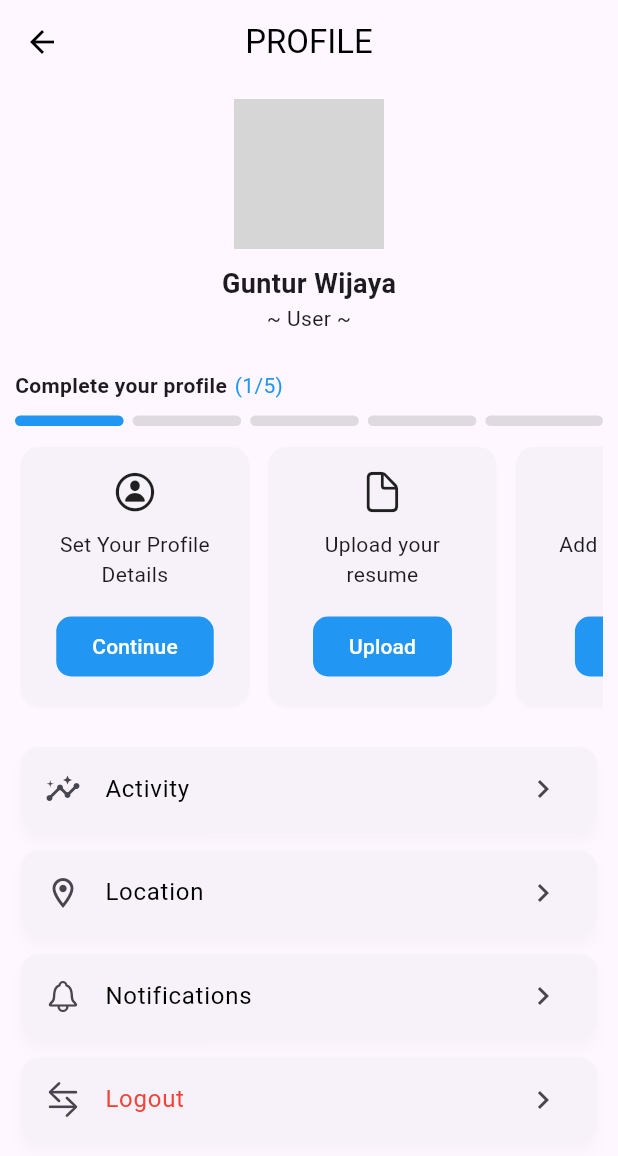
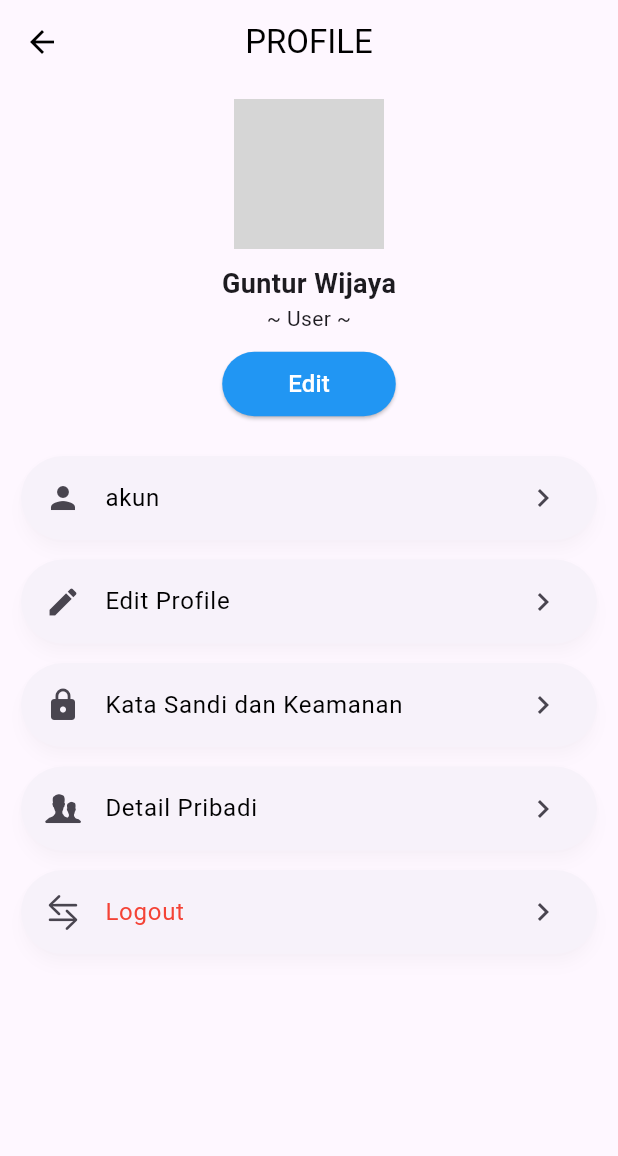
Before and after one commit to gunturwijayaa/werehouse, a Flutter app: the RootApp screen opened directly, on a phone screen of 412 x 824 dp. Shown: the top 1156 px of the screen. Run offline on Flutter 3.47's test engine with Material 3 defaults, Android fonts, the phone set to English and light mode, and no system bars; our stand-ins replace google_fonts, image_picker; missing offline and left inert: mysql1, qr_code_scanner; network calls fail; grey boxes are pictures that could not be loaded.

Commit message:
fitur profile : perubahan dan penambahan pada button akun, edit profile, keamanan , detail pribadi.

```diff
--- a/lib/dashboard/homepage/profile.dart
+++ b/lib/dashboard/homepage/profile.dart
@@ -28,6 +28,29 @@ class _RootAppState extends State<RootApp> {
 
   @override
   Widget build(BuildContext context) {
+    List<CustomListTile> customListTiles = [
+      CustomListTile(
+        icon: Icons.person,
+        title: "akun",
+      ),
+      CustomListTile(
+        icon: Icons.edit,
+        title: "Edit Profile",
+      ),
+      CustomListTile(
+        icon: Icons.lock,
+        title: "Kata Sandi dan Keamanan",
+      ),
+      CustomListTile(
+        title: "Detail Pribadi",
+        icon: CupertinoIcons.person_2_alt,
+      ),
+      CustomListTile(
+        title: "Logout",
+        icon: CupertinoIcons.arrow_right_arrow_left,
+      ),
+    ];
+
     return Scaffold(
       appBar: AppBar(
         automaticallyImplyLeading: true,
@@ -45,7 +68,9 @@ class _RootAppState extends State<RootApp> {
             children: [
               Stack(
                 children: [
-                  CircleAvatar(
+                  GestureDetector(
+                    onTap: _getImage,
+                    child: CircleAvatar(
                       radius: 50,
                       backgroundColor: Colors.white,
                       backgroundImage: _image != null
@@ -54,14 +79,17 @@ class _RootAppState extends State<RootApp> {
                               "https://www.pngall.com/wp-content/uploads/5/Profile-PNG-Images.png",
                             ),
                     ),
+                  ),
                   Positioned(
                     bottom: 5,
                     right: -2,
                     child: Stack(
                       children: [
                         Container(
-        width: 29, // menyesuaikan dengan lebar icon dan outline
-        height: 29, // menyesuaikan dengan tinggi icon dan outline
+                          width:
+                              29, // menyesuaikan dengan lebar icon dan outline
+                          height:
+                              29, // menyesuaikan dengan tinggi icon dan outline
                           decoration: BoxDecoration(
                             shape: BoxShape.circle,
                             color: Colors.blue,
@@ -97,7 +125,6 @@ class _RootAppState extends State<RootApp> {
                       ],
                     ),
                   ),
-
                 ],
               ),
               SizedBox(height: 10),
@@ -108,97 +135,30 @@ class _RootAppState extends State<RootApp> {
                   fontWeight: FontWeight.bold,
                 ),
               ),
-              Text("~ User ~")
-            ],
+              Text("~ User ~"),
+              SizedBox(height: 10),
+              ElevatedButton(
+                onPressed: () {
+                  // Tambahkan fungsi onPressed sesuai kebutuhan
+                },
+                style: ElevatedButton.styleFrom(
+                  backgroundColor: Colors.blue, // Warna latar belakang tombol
+                  shape: RoundedRectangleBorder(
+                    borderRadius: BorderRadius.circular(30), // Mengatur border radius
                   ),
-          const SizedBox(height: 25),
-          Row(
-            children: const [
-              Padding(
-                padding: EdgeInsets.only(right: 5),
+                ),
+                child: Padding(
+                  padding: const EdgeInsets.symmetric(horizontal: 20, vertical: 10),
                   child: Text(
-                  "Complete your profile",
+                    "Edit", // Teks pada tombol
                     style: TextStyle(
-                    fontWeight: FontWeight.bold,
+                      color: Colors.white, // Warna teks
+                      fontSize: 16, // Ukuran teks
                     ),
                   ),
                 ),
-              Text(
-                "(1/5)",
-                style: TextStyle(
-                  color: Colors.blue,
               ),
-              )
             ],
-          ),
-          const SizedBox(height: 10),
-          Row(
-            children: List.generate(5, (index) {
-              return Expanded(
-                child: Container(
-                  height: 7,
-                  margin: EdgeInsets.only(right: index == 4 ? 0 : 6),
-                  decoration: BoxDecoration(
-                    borderRadius: BorderRadius.circular(10),
-                    color: index == 0 ? Colors.blue : Colors.black12,
-                  ),
-                ),
-              );
-            }),
-          ),
-          const SizedBox(height: 10),
-          SizedBox(
-            height: 180,
-            child: ListView.separated(
-              physics: const BouncingScrollPhysics(),
-              scrollDirection: Axis.horizontal,
-              itemBuilder: (context, index) {
-                final card = profileCompletionCards[index];
-                return SizedBox(
-                  width: 160,
-                  child: Card(
-                    shadowColor: Colors.black12,
-                    child: Padding(
-                      padding: const EdgeInsets.all(15),
-                      child: Column(
-                        children: [
-                          Icon(
-                            card.icon,
-                            size: 30,
-                          ),
-                          const SizedBox(height: 10),
-                          Text(
-                            card.title,
-                            textAlign: TextAlign.center,
-                          ),
-                          const Spacer(),
-                          ElevatedButton(
-                            onPressed: () {},
-                            style: ElevatedButton.styleFrom(
-                              elevation: 0,
-                              shape: RoundedRectangleBorder(
-                                borderRadius: BorderRadius.circular(10),
-                              ),
-                              backgroundColor: Colors
-                                  .blue, // Memberikan warna biru pada tombol
-                            ),
-                            child: Text(
-                              card.buttonText,
-                              style: TextStyle(
-                                  color: Colors
-                                      .white), // Memberikan warna teks putih
-                            ),
-                          )
-                        ],
-                      ),
-                    ),
-                  ),
-                );
-              },
-              separatorBuilder: (context, index) =>
-                  const Padding(padding: EdgeInsets.only(right: 5)),
-              itemCount: profileCompletionCards.length,
-            ),
           ),
           const SizedBox(height: 20),
           ...List.generate(
@@ -210,6 +170,9 @@ class _RootAppState extends State<RootApp> {
                 child: Card(
                   elevation: 4,
                   shadowColor: Colors.black12,
+                  shape: RoundedRectangleBorder(
+                    borderRadius: BorderRadius.circular(30), // Mengatur border radius
+                  ),
                   child: ListTile(
                     leading: Icon(tile.icon),
                     title: Text(
@@ -231,36 +194,6 @@ class _RootAppState extends State<RootApp> {
   }
 }
 
-class ProfileCompletionCard {
-  final String title;
-  final String buttonText;
-  final IconData icon;
-
-  ProfileCompletionCard({
-    required this.title,
-    required this.buttonText,
-    required this.icon,
-  });
-}
-
-List<ProfileCompletionCard> profileCompletionCards = [
-  ProfileCompletionCard(
-    title: "Set Your Profile Details",
-    icon: CupertinoIcons.person_circle,
-    buttonText: "Continue",
-  ),
-  ProfileCompletionCard(
-    title: "Upload your resume",
-    icon: CupertinoIcons.doc,
-    buttonText: "Upload",
-  ),
-  ProfileCompletionCard(
-    title: "Add your skills",
-    icon: CupertinoIcons.square_list,
-    buttonText: "Add",
-  ),
-];
-
 class CustomListTile {
   final IconData icon;
   final String title;
@@ -269,22 +202,3 @@ class CustomListTile {
     required this.title,
   });
 }
-
-List<CustomListTile> customListTiles = [
-  CustomListTile(
-    icon: Icons.insights,
-    title: "Activity",
-  ),
-  CustomListTile(
-    icon: Icons.location_on_outlined,
-    title: "Location",
-  ),
-  CustomListTile(
-    title: "Notifications",
-    icon: CupertinoIcons.bell,
-  ),
-  CustomListTile(
-    title: "Logout",
-    icon: CupertinoIcons.arrow_right_arrow_left,
-  ),
-];
```
Lines whose indentation alone changed are shown as unchanged.
